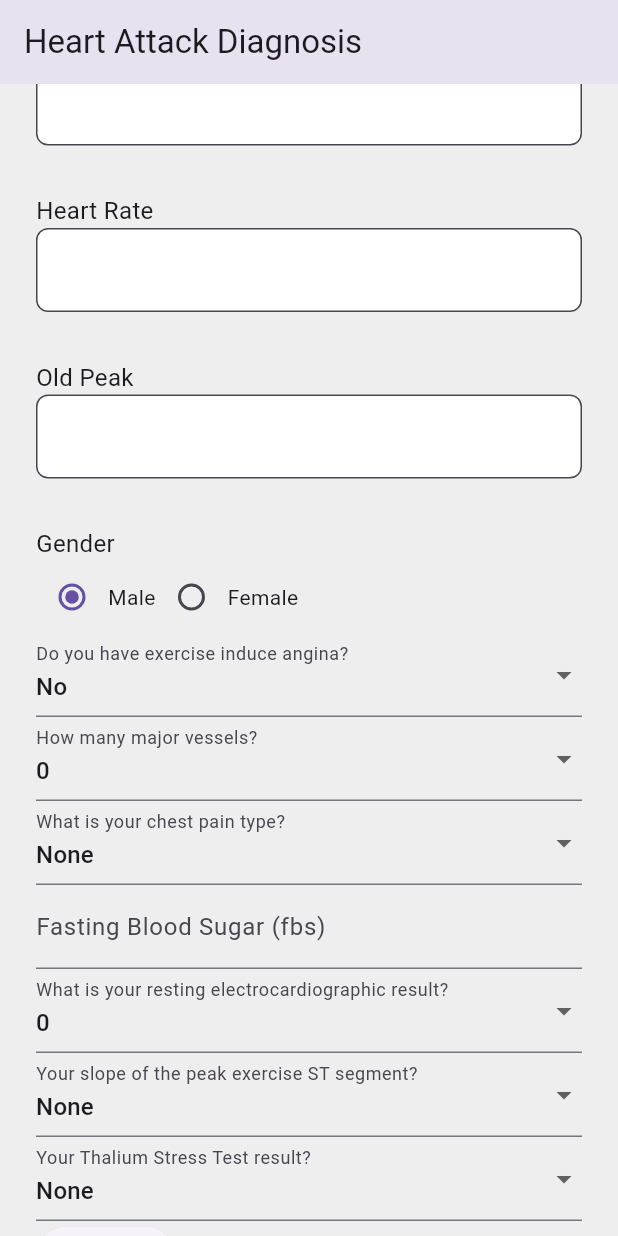
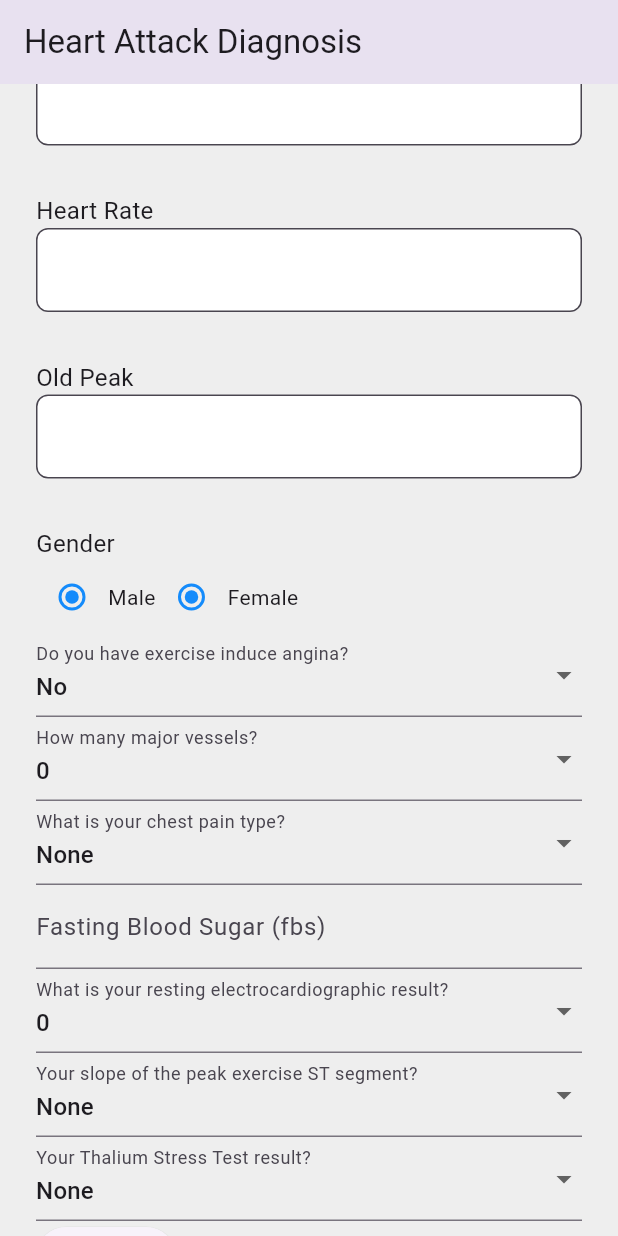
Before and after one commit to nguyenthingocthao1510/heart_attack_detection_fe, a Flutter app: the screen it shows after launch, scrolled down 576 dp, on a phone screen of 412 x 824 dp. Run offline on Flutter 3.47's test engine with Material 3 defaults, Android fonts, the light colour scheme and no system bars; drawn by our look-alikes of flutter_animate; our stand-ins replace animated_background, carousel_slider, dio, stylish_bottom_bar.

Commit message:
create textFieldInput.dart and radioInput.dart

```diff
--- a/lib/pages/patient/Diagnosis/Prediction/displayingResult/index.dart
+++ b/lib/pages/patient/Diagnosis/Prediction/displayingResult/index.dart
@@ -1,4 +1,3 @@
-// lib/pages/result_display_widget.dart
 import 'package:flutter/material.dart';
 
 class DisplayingResult extends StatelessWidget {
--- a/lib/pages/patient/Diagnosis/Prediction/enteringInformation/index.dart
+++ b/lib/pages/patient/Diagnosis/Prediction/enteringInformation/index.dart
@@ -1,6 +1,7 @@
 import 'package:flutter/material.dart';
 import 'package:flutter_animate/flutter_animate.dart';
-import 'package:heart_attack_detection_fe/pages/patient/Diagnosis/Prediction/enteringInformation/heartConditionInput.dart';
+import 'package:heart_attack_detection_fe/pages/patient/Diagnosis/Prediction/enteringInformation/textFieldInput.dart';
+import 'package:heart_attack_detection_fe/pages/patient/Diagnosis/Prediction/enteringInformation/radioInput.dart';
 
 // ignore: must_be_immutable
 class EnteringInformation extends StatefulWidget {
@@ -107,7 +108,7 @@ class _EnteringInformationState extends State<EnteringInformation> {
                     ),
                     SizedBox(
                       height: 64,
-                      child: heartConditionInput(ageController)
+                      child: textFieldInput(ageController)
                     ),
                     const Padding(padding: EdgeInsets.all(12)),
                     const Text(
@@ -116,28 +117,7 @@ class _EnteringInformationState extends State<EnteringInformation> {
                     ),
                     SizedBox(
                       height: 64,
-                      child: TextField(
-                        controller: trtbpsController,
-                        decoration:  InputDecoration(
-                          filled: true,
-                          fillColor: Colors.white,
-                          border: OutlineInputBorder(
-                            borderRadius: BorderRadius.circular(8),
-                            borderSide: const BorderSide(
-                              color:Colors.black,
-                              width: 2.0,
-                            ),
-                          ),
-                          focusedBorder: OutlineInputBorder(
-                            borderRadius: BorderRadius.circular(8),
-                            borderSide: const BorderSide(
-                              color:Color.fromARGB(255, 20, 139, 251),
-                              width: 2.0,
-                            ),
-                          ),
-                        ),
-                        keyboardType: TextInputType.number,
-                    )
+                      child: textFieldInput(trtbpsController)
                     ),
                     const Padding(padding: EdgeInsets.all(12)),
                     const Text(
@@ -146,28 +126,7 @@ class _EnteringInformationState extends State<EnteringInformation> {
                     ),
                     SizedBox(
                       height: 64,
-                      child: TextField(
-                        controller: cholController,
-                        decoration:  InputDecoration(
-                          filled: true,
-                          fillColor: Colors.white,
-                          border: OutlineInputBorder(
-                            borderRadius: BorderRadius.circular(8),
-                            borderSide: const BorderSide(
-                              color:Colors.black,
-                              width: 2.0,
-                            ),
-                          ),
-                          focusedBorder: OutlineInputBorder(
-                            borderRadius: BorderRadius.circular(8),
-                            borderSide: const BorderSide(
-                              color:Color.fromARGB(255, 20, 139, 251),
-                              width: 2.0,
-                            ),
-                          ),
-                        ),
-                        keyboardType: TextInputType.number,
-                    )
+                      child: textFieldInput(cholController)
                     ),
                     const Padding(padding: EdgeInsets.all(12)),
                     const Text(
@@ -176,28 +135,7 @@ class _EnteringInformationState extends State<EnteringInformation> {
                     ),
                     SizedBox(
                       height: 64,
-                      child: TextField(
-                        controller: thalachhController,
-                        decoration:  InputDecoration(
-                          filled: true,
-                          fillColor: Colors.white,
-                          border: OutlineInputBorder(
-                            borderRadius: BorderRadius.circular(8),
-                            borderSide: const BorderSide(
-                              color:Colors.black,
-                              width: 2.0,
-                            ),
-                          ),
-                          focusedBorder: OutlineInputBorder(
-                            borderRadius: BorderRadius.circular(8),
-                            borderSide: const BorderSide(
-                              color:Color.fromARGB(255, 20, 139, 251),
-                              width: 2.0,
-                            ),
-                          ),
-                        ),
-                        keyboardType: TextInputType.number,
-                    )
+                      child: textFieldInput(thalachhController)
                     ),
                     const Padding(padding: EdgeInsets.all(12)),
                     const Text(
@@ -206,28 +144,7 @@ class _EnteringInformationState extends State<EnteringInformation> {
                     ),
                     SizedBox(
                       height: 64,
-                      child: TextField(
-                        controller: oldpeakController,
-                        decoration:  InputDecoration(
-                          filled: true,
-                          fillColor: Colors.white,
-                          border: OutlineInputBorder(
-                            borderRadius: BorderRadius.circular(8),
-                            borderSide: const BorderSide(
-                              color:Colors.black,
-                              width: 2.0,
-                            ),
-                          ),
-                          focusedBorder: OutlineInputBorder(
-                            borderRadius: BorderRadius.circular(8),
-                            borderSide: const BorderSide(
-                              color:Color.fromARGB(255, 20, 139, 251),
-                              width: 2.0,
-                            ),
-                          ),
-                        ),
-                        keyboardType: TextInputType.number,
-                    )
+                      child: textFieldInput(oldpeakController)
                     ),
                     const Padding(padding: EdgeInsets.all(12)),
                     const Text(
@@ -237,21 +154,9 @@ class _EnteringInformationState extends State<EnteringInformation> {
                     Row(
                       mainAxisAlignment: MainAxisAlignment.start,
                       children: [
-                        Radio(
-                          value: "Male",
-                          groupValue: sex,
-                          onChanged: (value) {
-                            setState(() {sex = value!;});
-                          },
-                        ),
+                        RadioInput(value: "Male", groupValue: sex),
                         const Text('Male'),
-                        Radio(
-                          value: "Female",
-                          groupValue: sex,
-                          onChanged: (value) {
-                            setState(() {sex = value!;});
-                          },
-                        ),
+                        RadioInput(value: "Female", groupValue: sex),
                         const Text('Female'),
                       ],
                     ),
--- /dev/null
+++ b/lib/pages/patient/Diagnosis/Prediction/enteringInformation/radioInput.dart
@@ -0,0 +1,30 @@
+import 'package:flutter/material.dart';
+
+class RadioInput<T> extends StatefulWidget {
+  static var value;
+  static var groupValue;
+
+  const RadioInput({
+    super.key,
+    required String value,
+    required String groupValue,
+  });
+
+  @override
+  _RadioInputState createState() => _RadioInputState();
+}
+
+class _RadioInputState extends State<RadioInput> {
+
+  @override
+  Widget build(BuildContext context) {
+    return Radio(
+      value: RadioInput.value,
+      groupValue: RadioInput.groupValue,
+      activeColor: const Color.fromARGB(255, 20, 139, 251),
+      onChanged: (value) {
+        setState(() {value = value!;});
+      },
+    );
+  }
+}
--- a/lib/pages/patient/Diagnosis/Prediction/enteringInformation/heartConditionInput.dart
+++ b/lib/pages/patient/Diagnosis/Prediction/enteringInformation/textFieldInput.dart
@@ -1,6 +1,6 @@
 import 'package:flutter/material.dart';
 
-Widget heartConditionInput(
+Widget textFieldInput(
   TextEditingController textController
   ) {
   return TextField(
```
